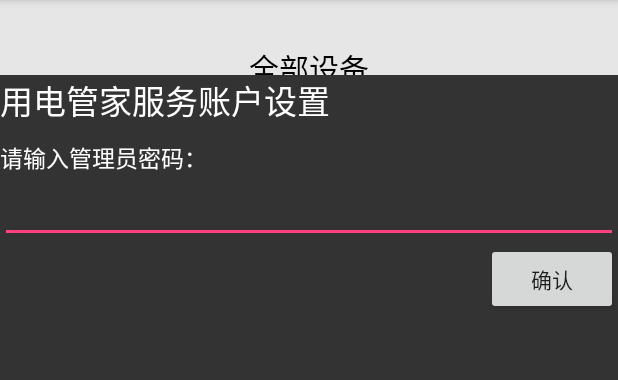
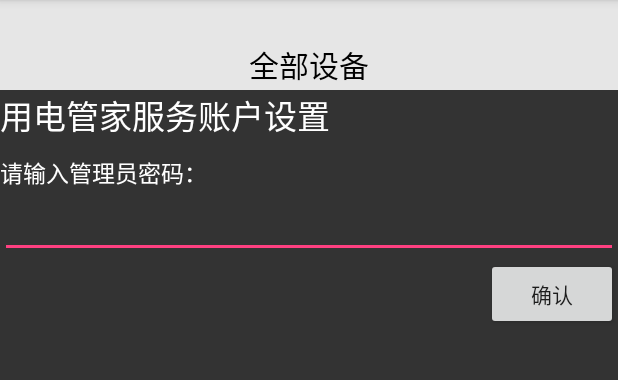
Before and after one commit to JiaShengCao/MyApplication, an Android app: the fragment Fragment3 shown on its own in the app's theme, on a phone screen of 412 x 824 dp, the part 84-464 px from its top. Run offline under Robolectric (Android 15) with nearby library versions, the phone set to English and light mode, and no system bars; 1 statement that could not run was skipped.

Commit message:
changge some ui

```diff
--- a/upproject/src/main/java/com/example/upproject/ResistActivity.java
+++ b/upproject/src/main/java/com/example/upproject/ResistActivity.java
@@ -30,6 +30,7 @@ public class ResistActivity extends Activity {
     @Override
     protected void onCreate(Bundle savedInstanceState) {
         super.onCreate(savedInstanceState);
+        getWindow().setSoftInputMode(WindowManager.LayoutParams.SOFT_INPUT_ADJUST_PAN);
         Window window = getWindow();
 
         window.setFlags(WindowManager.LayoutParams.FLAG_TRANSLUCENT_STATUS, WindowManager.LayoutParams
--- a/upproject/src/main/res/layout/tab01.xml
+++ b/upproject/src/main/res/layout/tab01.xml
@@ -8,10 +8,10 @@
     <LinearLayout
         android:background="#e6e6e6"
         android:layout_width="match_parent"
-        android:layout_height="50dp"
+        android:layout_height="60dp"
         android:orientation="vertical">
     <TextView
-        android:layout_marginTop="30dp"
+        android:layout_marginTop="28dp"
         android:layout_gravity="center"
         android:layout_width="wrap_content"
         android:layout_height="wrap_content"
--- a/upproject/src/main/res/layout/tab02.xml
+++ b/upproject/src/main/res/layout/tab02.xml
@@ -8,10 +8,10 @@
     <LinearLayout
         android:background="#26c985"
         android:layout_width="match_parent"
-        android:layout_height="50dp"
+        android:layout_height="60dp"
         android:orientation="vertical">
         <TextView
-            android:layout_marginTop="30dp"
+            android:layout_marginTop="28dp"
             android:layout_gravity="center"
             android:layout_width="wrap_content"
             android:layout_height="wrap_content"
--- a/upproject/src/main/res/layout/tab03.xml
+++ b/upproject/src/main/res/layout/tab03.xml
@@ -7,10 +7,10 @@
     <LinearLayout
         android:background="#e6e6e6"
         android:layout_width="match_parent"
-        android:layout_height="50dp"
+        android:layout_height="60dp"
         android:orientation="vertical">
         <TextView
-            android:layout_marginTop="30dp"
+            android:layout_marginTop="28dp"
             android:layout_gravity="center"
             android:layout_width="wrap_content"
             android:layout_height="wrap_content"
```
